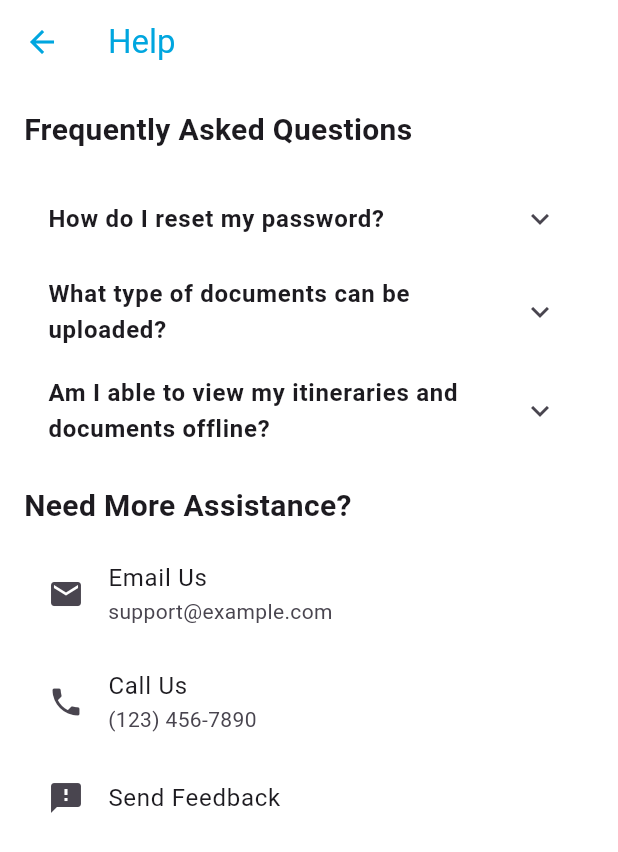
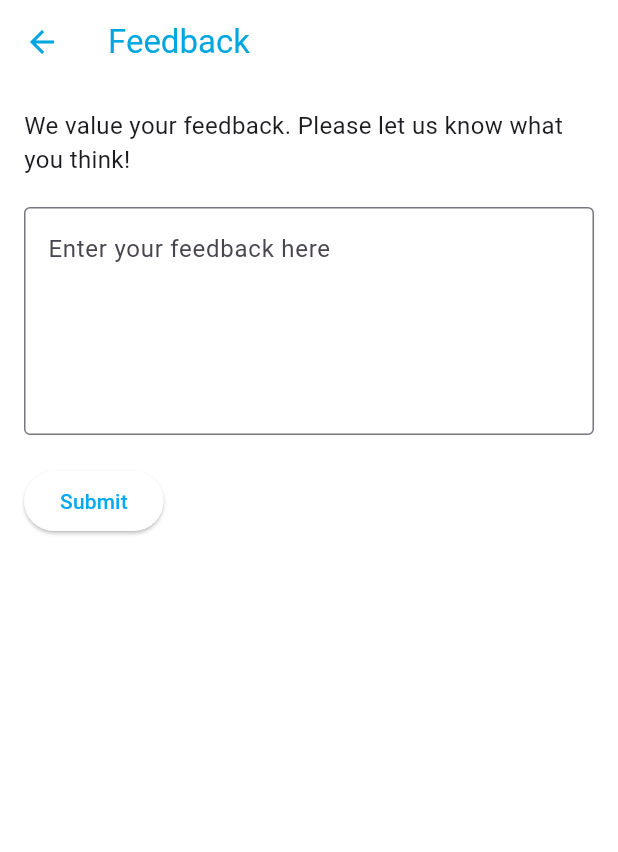
Before and after one commit to matthewyeo1/WanderWise, a Flutter app: the HelpPage screen opened by its route, after a tap on "Send Feedback", on a phone screen of 412 x 824 dp. Shown: the top 852 px of the screen. Run offline on Flutter 3.47's test engine with Material 3 defaults, Android fonts, the phone set to English and light mode, and no system bars; our stand-ins replace cloud_firestore, file_picker, firebase_auth, firebase_core, firebase_storage, google_maps_flutter and 2 more; missing offline and left inert: flutter_pdfview; accounts and stored records are empty.

Commit message:
-added: feedback system

```diff
--- /dev/null
+++ b/ww_code/lib/feedback_page.dart
@@ -0,0 +1,84 @@
+import 'package:flutter/material.dart';
+import 'package:cloud_firestore/cloud_firestore.dart';
+
+class FeedbackPage extends StatefulWidget {
+  const FeedbackPage({super.key});
+
+  @override
+  _FeedbackPageState createState() => _FeedbackPageState();
+}
+
+class _FeedbackPageState extends State<FeedbackPage> {
+  final TextEditingController feedbackController = TextEditingController();
+
+  @override
+  void dispose() {
+    feedbackController.dispose();
+    super.dispose();
+  }
+
+  Future<void> submitFeedback() async {
+    final feedback = feedbackController.text;
+
+    if (feedback.isEmpty) {
+      ScaffoldMessenger.of(context).showSnackBar(
+        const SnackBar(content: Text("Please enter your feedback")),
+      );
+      return;
+    }
+
+    try {
+      await FirebaseFirestore.instance.collection('UserFeedback').add({
+        'feedback': feedback,
+        'timestamp': FieldValue.serverTimestamp(),
+      });
+      ScaffoldMessenger.of(context).showSnackBar(
+        const SnackBar(content: Text("Thank you for your feedback!")),
+      );
+      feedbackController.clear();
+    } catch (error) {
+      ScaffoldMessenger.of(context).showSnackBar(
+        SnackBar(content: Text("Error submitting feedback: $error")),
+      );
+    }
+  }
+
+  @override
+  Widget build(BuildContext context) {
+        final theme = Theme.of(context);
+    final textColor =
+        theme.brightness == Brightness.dark ? Colors.white : Colors.black;
+    return Scaffold(
+      appBar: AppBar(
+        title: const Text('Feedback'),
+      ),
+      body: Padding(
+        padding: const EdgeInsets.all(16.0),
+        child: Column(
+          crossAxisAlignment: CrossAxisAlignment.start,
+          children: [
+            const Text(
+              'We value your feedback. Please let us know what you think!',
+              style: TextStyle(fontSize: 16),
+            ),
+            const SizedBox(height: 20),
+            TextField(
+              cursorColor: textColor,
+              controller: feedbackController,
+              maxLines: 5,
+              decoration: const InputDecoration(
+                hintText: 'Enter your feedback here',
+                border: OutlineInputBorder(),
+              ),
+            ),
+            const SizedBox(height: 20),
+            ElevatedButton(
+              onPressed: submitFeedback,
+              child: const Text('Submit'),
+            ),
+          ],
+        ),
+      ),
+    );
+  }
+}
--- a/ww_code/lib/help_page.dart
+++ b/ww_code/lib/help_page.dart
@@ -1,4 +1,5 @@
 import 'package:flutter/material.dart';
+import 'package:ww_code/feedback_page.dart';
 
 class HelpPage extends StatelessWidget {
   const HelpPage({super.key});
@@ -24,7 +25,7 @@ class HelpPage extends StatelessWidget {
             style: TextStyle(fontSize: 20, fontWeight: FontWeight.bold),
           ),
           const SizedBox(height: 8),
-          _buildContactSection(),
+          _buildContactSection(context),
         ],
       ),
     );
@@ -51,7 +52,7 @@ class HelpPage extends StatelessWidget {
     );
   }
 
-  Widget _buildContactSection() {
+  Widget _buildContactSection(BuildContext context) {
     return Column(
       crossAxisAlignment: CrossAxisAlignment.start,
       children: [
@@ -75,7 +76,10 @@ class HelpPage extends StatelessWidget {
           leading: const Icon(Icons.feedback),
           title: const Text('Send Feedback'),
           onTap: () {
-            // Implement feedback form functionality
+            Navigator.push(
+              context,
+              MaterialPageRoute(builder: (context) => const FeedbackPage()),
+            );
           },
         ),
       ],
--- a/ww_code/lib/menu_page.dart
+++ b/ww_code/lib/menu_page.dart
@@ -82,7 +82,7 @@ class _MenuPageState extends State<MenuPage> {
                   onPressed: () {
               Navigator.push(
                 context,
-                MaterialPageRoute(builder: (context) => HelpPage()),
+                MaterialPageRoute(builder: (context) => const HelpPage()),
               );
             },
                 ),
```
Also changed, not shown: ww_code/lib/change_password.dart (+7 -0 lines), ww_code/lib/login_screen.dart (+7 -2 lines).
